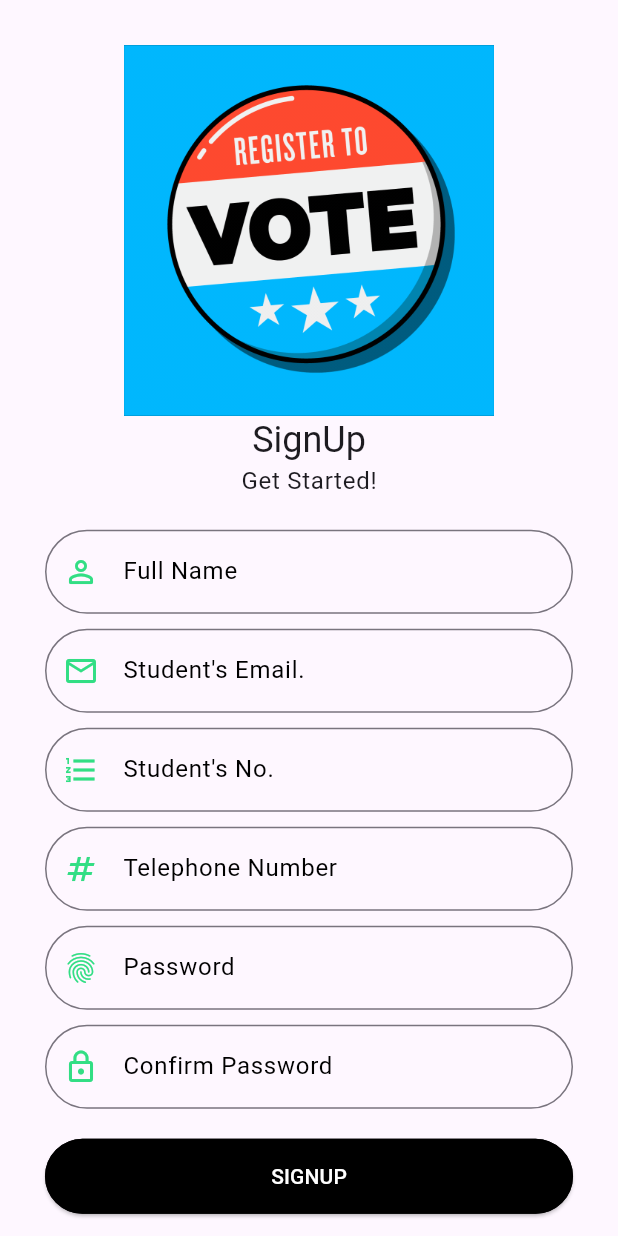
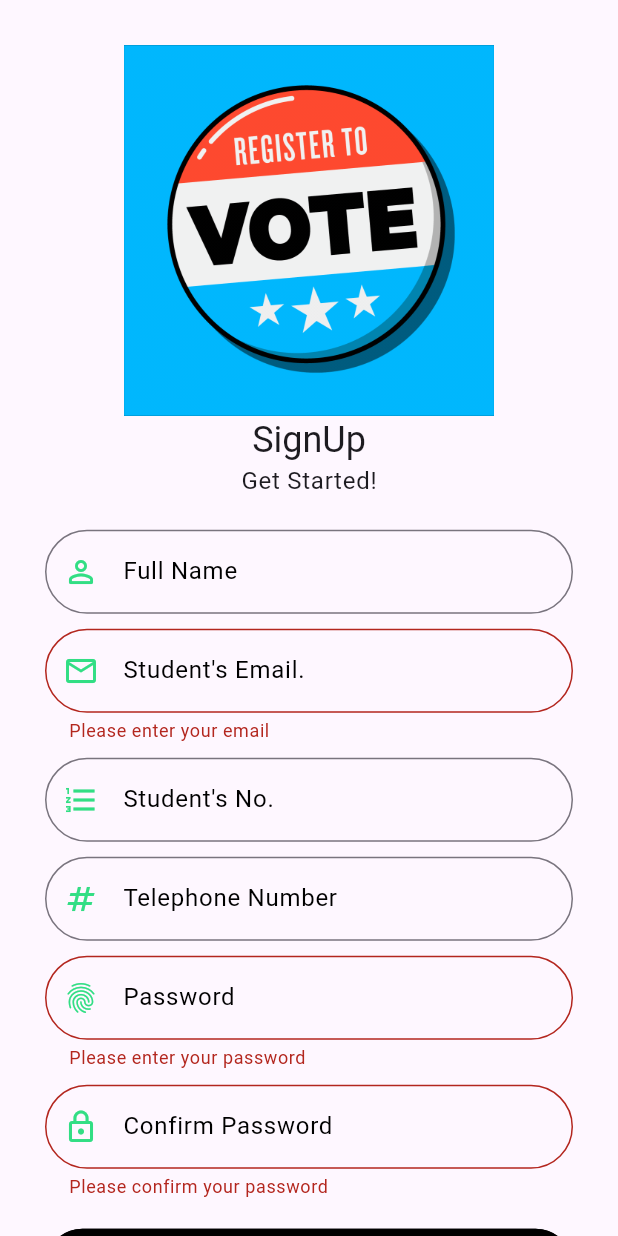
Before and after one commit to Anyongyeire/Final-year-project, a Flutter app: the SignUpScreen screen opened directly, after a tap on "SIGNUP", on a phone screen of 412 x 824 dp. Run offline on Flutter 3.47's test engine with Material 3 defaults, Android fonts, the phone set to English and light mode, and no system bars; our stand-ins replace flash, flutter_otp_text_field, flutter_riverpod, get, go_router, google_fonts and 2 more; missing offline and left inert: flextras.

Commit message:
Email & PassWord match logic

```diff
--- a/lib/src/constants/image_strings.dart
+++ b/lib/src/constants/image_strings.dart
@@ -21,3 +21,6 @@ const String tForgotPasswordImage =
 //* Dash Board Images
 const String tUserProfileImage = "assets/images/dashboard/user.png";
 const String tBallotBoxImage = "assets/images/dashboard/ballot-box.png";
+
+//* Profile Images
+const String tProfileImage = "assets/images/profile/hezed.jpg";
--- a/lib/src/features/authentication/screens/signup/wigets/sign_up_form_widget.dart
+++ b/lib/src/features/authentication/screens/signup/wigets/sign_up_form_widget.dart
@@ -1,19 +1,33 @@
 import 'package:flutter/material.dart';
+import 'package:get/get.dart';
+import 'package:login_app/src/features/authentication/screens/login/login_screen.dart';
 
 import '../../../../../constants/colors.dart';
 import '../../../../../constants/exporter.dart';
 import '../../../../../constants/sizes.dart';
 
-class SignUpFormWidget extends StatelessWidget {
+class SignUpFormWidget extends StatefulWidget {
   const SignUpFormWidget({
     super.key,
   });
+
+  @override
+  State<SignUpFormWidget> createState() => _SignUpFormWidgetState();
+}
+
+class _SignUpFormWidgetState extends State<SignUpFormWidget> {
+  final _formKey = GlobalKey<FormState>();
+  final RegExp emailRegex = RegExp(r'^[a-zA-Z0-9._%+-]+@std\.kyu\.ac\.ug$');
+  final TextEditingController passwordController = TextEditingController();
+  final TextEditingController confirmPasswordController =
+      TextEditingController();
 
   @override
   Widget build(BuildContext context) {
     return Container(
       padding: const EdgeInsets.symmetric(vertical: tFormHeight - 10),
       child: Form(
+        key: _formKey,
         child: Column(
           crossAxisAlignment: CrossAxisAlignment.start,
           children: [
@@ -37,6 +51,15 @@ class SignUpFormWidget extends StatelessWidget {
                   color: tPrimaryColor,
                 ),
               ),
+              validator: (value) {
+                if (value == null || value.isEmpty) {
+                  return 'Please enter your email';
+                }
+                if (!emailRegex.hasMatch(value)) {
+                  return 'Please enter a valid email';
+                }
+                return null;
+              },
             ),
             const SizedBox(
               height: tFormHeight - 20,
@@ -73,6 +96,14 @@ class SignUpFormWidget extends StatelessWidget {
                   color: tPrimaryColor,
                 ),
               ),
+              controller: passwordController,
+              obscureText: true,
+              validator: (value) {
+                if (value == null || value.isEmpty) {
+                  return 'Please enter your password';
+                }
+                return null;
+              },
             ),
             const SizedBox(
               height: tFormHeight - 20,
@@ -85,6 +116,17 @@ class SignUpFormWidget extends StatelessWidget {
                   color: tPrimaryColor,
                 ),
               ),
+              controller: confirmPasswordController,
+              obscureText: true,
+              validator: (value) {
+                if (value == null || value.isEmpty) {
+                  return 'Please confirm your password';
+                }
+                if (value != passwordController.text) {
+                  return 'Passwords do not match';
+                }
+                return null;
+              },
             ),
             const SizedBox(
               height: tFormHeight - 10,
@@ -92,7 +134,19 @@ class SignUpFormWidget extends StatelessWidget {
             SizedBox(
               width: double.infinity,
               child: ElevatedButton(
-                onPressed: () {},
+                onPressed: () {
+                  if (_formKey.currentState!.validate()) {
+                    // Form is valid, submit data
+                    ScaffoldMessenger.of(context).showSnackBar(
+                      const SnackBar(
+                        content: Text('Successfully Added!'),
+                      ),
+                    );
+                    Get.to(
+                      () => const LoginScreen(),
+                    );
+                  }
+                },
                 child: Text(
                   tSignUp.toUpperCase(),
                 ),
--- a/pubspec.yaml
+++ b/pubspec.yaml
@@ -74,7 +74,7 @@ flutter:
     - assets/images/welcome_images/
     - assets/images/forgot_password_images/
     - assets/images/dashboard/
-    # - assets/images/cloud-computing.png
+    - assets/images/profile/
     # - assets/images/splash_screen_image_vote.png
     # - assets/images/user.png
     # - assets/images/tick-vote.jpeg
```
Also changed, not shown: lib/main.dart (+4 -4 lines), lib/src/constants/text_strings.dart (+19 -0 lines), lib/src/features/authentication/screens/login/login_form_widget.dart (+30 -4 lines).
